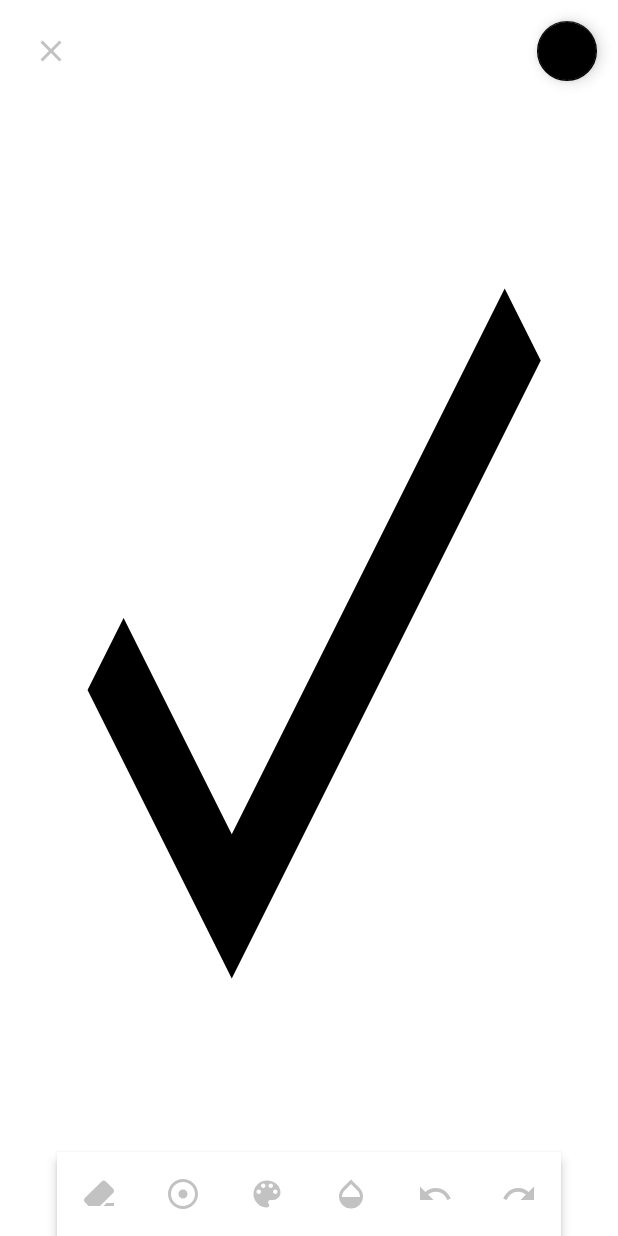
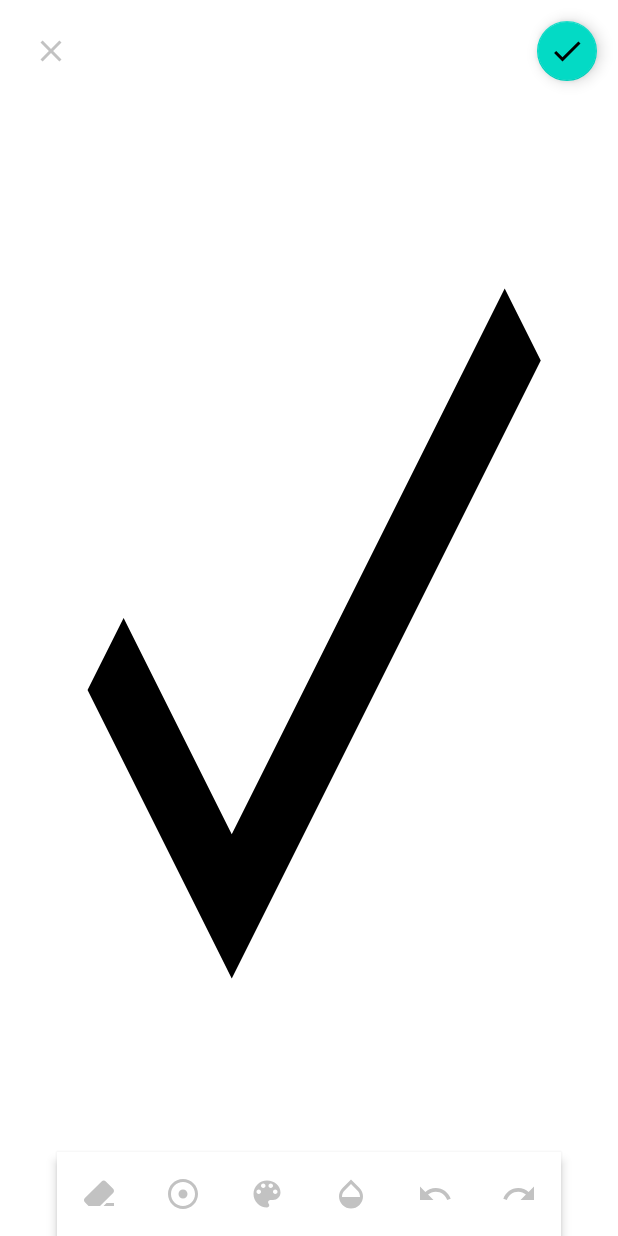
Before and after one commit to leokwsw/pixel-image, an Android app: the layout activity_draw.xml on its own in the app's theme, with its tools: preview values and no code run, on a phone screen of 412 x 824 dp. Run offline under Robolectric (Android 15) with nearby library versions, the phone set to English and light mode, and no system bars.

Commit message:
fab color

```diff
--- a/pixel/src/main/res/layout/activity_draw.xml
+++ b/pixel/src/main/res/layout/activity_draw.xml
@@ -33,8 +33,6 @@
     android:layout_marginEnd="10dp"
     android:layout_marginRight="10dp"
     android:src="@drawable/ic_done"
-    android:tint="@color/color_white"
-    app:backgroundTint="@color/color_black"
     app:fabSize="mini"
     app:layout_constraintEnd_toEndOf="parent"
     app:layout_constraintTop_toTopOf="@id/image_close_drawing" />
```
